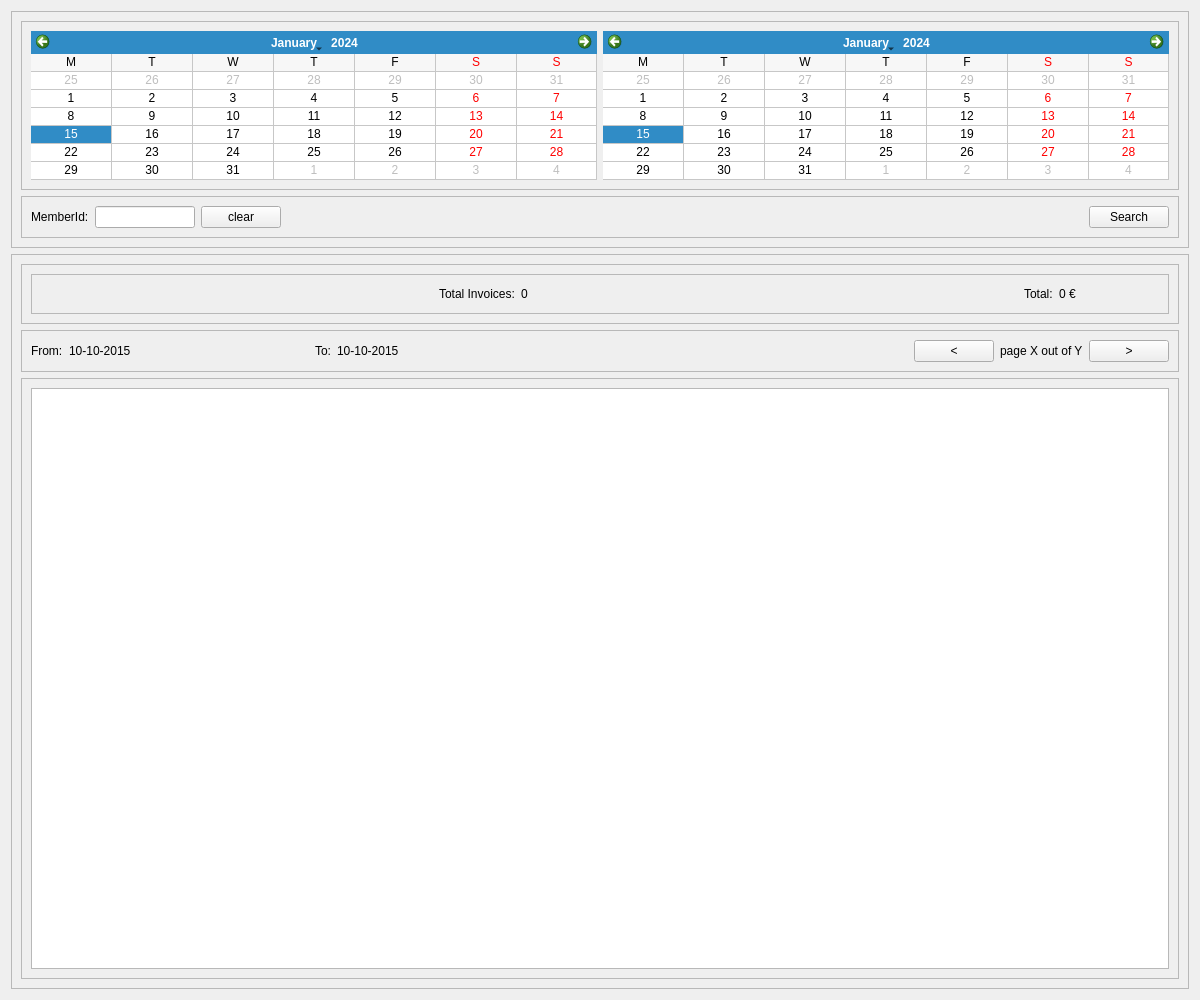
Above: penyamanager/admininvoicelistview.ui from eguzki/penyamanager before the change. Below: the same form after it.
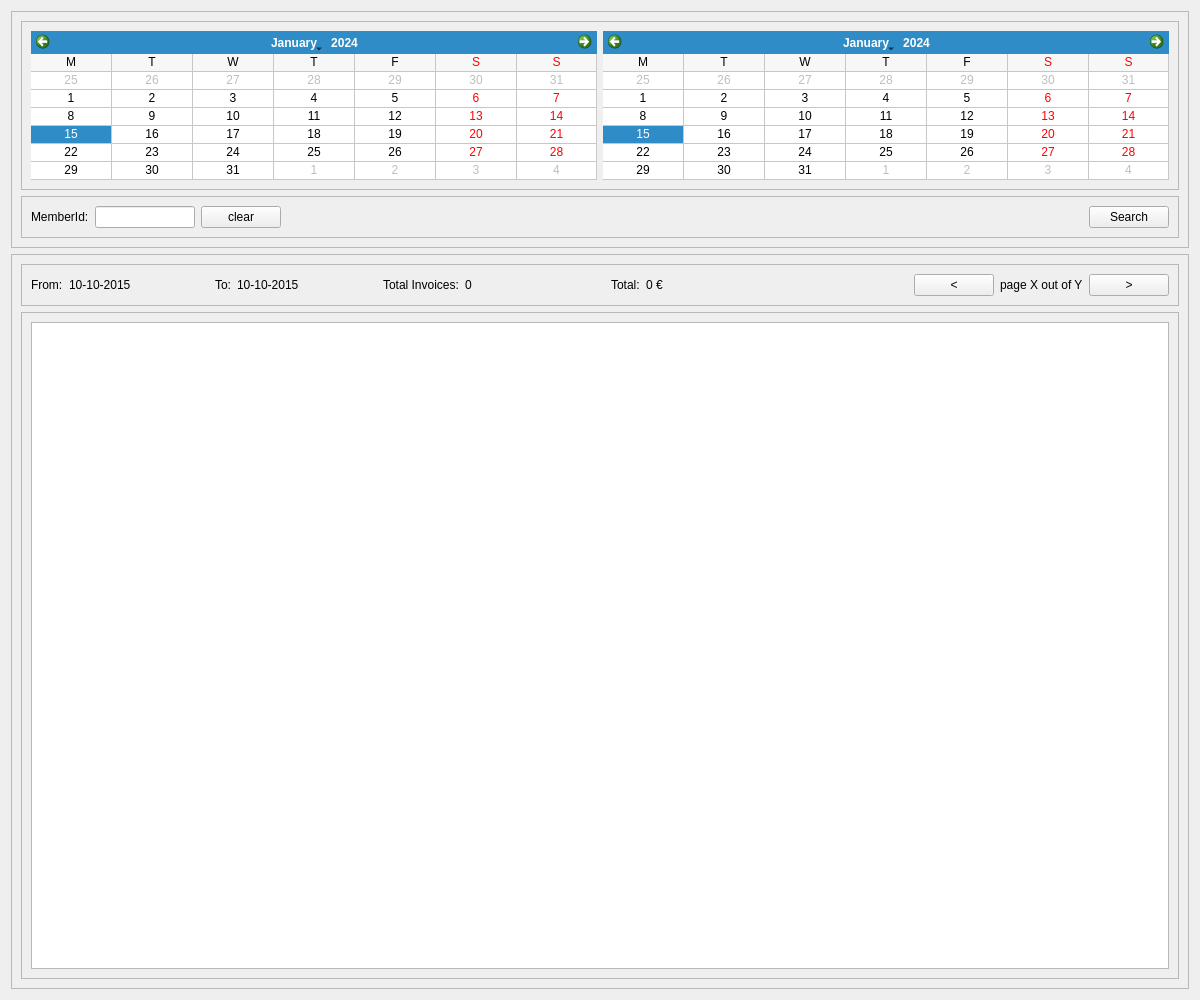
That is the form after the change.

Commit message: invoice list quey info widget

Patch:
```diff
--- a/penyamanager/admininvoicelistview.ui
+++ b/penyamanager/admininvoicelistview.ui
@@ -153,108 +153,6 @@
       <enum>QFrame::Raised</enum>
      </property>
      <layout class="QVBoxLayout" name="verticalLayout_3">
-      <item>
-       <widget class="QFrame" name="infoFrame">
-        <property name="frameShape">
-         <enum>QFrame::StyledPanel</enum>
-        </property>
-        <property name="frameShadow">
-         <enum>QFrame::Raised</enum>
-        </property>
-        <layout class="QVBoxLayout" name="verticalLayout_5">
-         <item>
-          <widget class="QFrame" name="totalInvoicesFrame">
-           <property name="frameShape">
-            <enum>QFrame::StyledPanel</enum>
-           </property>
-           <property name="frameShadow">
-            <enum>QFrame::Raised</enum>
-           </property>
-           <layout class="QHBoxLayout" name="horizontalLayout_4">
-            <item>
-             <spacer name="horizontalSpacer_3">
-              <property name="orientation">
-               <enum>Qt::Horizontal</enum>
-              </property>
-              <property name="sizeHint" stdset="0">
-               <size>
-                <width>376</width>
-                <height>20</height>
-               </size>
-              </property>
-             </spacer>
-            </item>
-            <item>
-             <widget class="QLabel" name="totalInvoicesLabel">
-              <property name="text">
-               <string>Total Invoices:</string>
-              </property>
-             </widget>
-            </item>
-            <item>
-             <widget class="QLabel" name="totalInvoicesValueLabel">
-              <property name="minimumSize">
-               <size>
-                <width>100</width>
-                <height>0</height>
-               </size>
-              </property>
-              <property name="maximumSize">
-               <size>
-                <width>100</width>
-                <height>16777215</height>
-               </size>
-              </property>
-              <property name="text">
-               <string>0</string>
-              </property>
-             </widget>
-            </item>
-            <item>
-             <spacer name="horizontalSpacer_5">
-              <property name="orientation">
-               <enum>Qt::Horizontal</enum>
-              </property>
-              <property name="sizeHint" stdset="0">
-               <size>
-                <width>40</width>
-                <height>20</height>
-               </size>
-              </property>
-             </spacer>
-            </item>
-            <item>
-             <widget class="QLabel" name="totalCountLabel">
-              <property name="text">
-               <string>Total:</string>
-              </property>
-             </widget>
-            </item>
-            <item>
-             <widget class="QLabel" name="totalCountValueLabel">
-              <property name="minimumSize">
-               <size>
-                <width>100</width>
-                <height>0</height>
-               </size>
-              </property>
-              <property name="maximumSize">
-               <size>
-                <width>100</width>
-                <height>16777215</height>
-               </size>
-              </property>
-              <property name="text">
-               <string>0 €</string>
-              </property>
-             </widget>
-            </item>
-           </layout>
-          </widget>
-         </item>
-        </layout>
-       </widget>
-      </item>
       <item>
        <widget class="QFrame" name="pagingFrame">
         <property name="frameShape">
@@ -275,7 +173,7 @@
           <widget class="QLabel" name="fromDateResultValueLabel">
            <property name="minimumSize">
             <size>
-             <width>200</width>
+             <width>100</width>
              <height>0</height>
             </size>
            </property>
@@ -317,7 +215,7 @@
           <widget class="QLabel" name="toDateResultValueLabel">
            <property name="minimumSize">
             <size>
-             <width>200</width>
+             <width>100</width>
              <height>0</height>
             </size>
            </property>
@@ -337,9 +235,93 @@
            <property name="orientation">
             <enum>Qt::Horizontal</enum>
            </property>
+           <property name="sizeType">
+            <enum>QSizePolicy::Fixed</enum>
+           </property>
            <property name="sizeHint" stdset="0">
             <size>
-             <width>846</width>
+             <width>40</width>
+             <height>20</height>
+            </size>
+           </property>
+          </spacer>
+         </item>
+         <item>
+          <widget class="QLabel" name="totalInvoicesLabel">
+           <property name="text">
+            <string>Total Invoices:</string>
+           </property>
+          </widget>
+         </item>
+         <item>
+          <widget class="QLabel" name="totalInvoicesValueLabel">
+           <property name="minimumSize">
+            <size>
+             <width>100</width>
+             <height>0</height>
+            </size>
+           </property>
+           <property name="maximumSize">
+            <size>
+             <width>100</width>
+             <height>16777215</height>
+            </size>
+           </property>
+           <property name="text">
+            <string>0</string>
+           </property>
+          </widget>
+         </item>
+         <item>
+          <spacer name="horizontalSpacer_5">
+           <property name="orientation">
+            <enum>Qt::Horizontal</enum>
+           </property>
+           <property name="sizeType">
+            <enum>QSizePolicy::Fixed</enum>
+           </property>
+           <property name="sizeHint" stdset="0">
+            <size>
+             <width>40</width>
+             <height>20</height>
+            </size>
+           </property>
+          </spacer>
+         </item>
+         <item>
+          <widget class="QLabel" name="totalCountLabel">
+           <property name="text">
+            <string>Total:</string>
+           </property>
+          </widget>
+         </item>
+         <item>
+          <widget class="QLabel" name="totalCountValueLabel">
+           <property name="minimumSize">
+            <size>
+             <width>100</width>
+             <height>0</height>
+            </size>
+           </property>
+           <property name="maximumSize">
+            <size>
+             <width>100</width>
+             <height>16777215</height>
+            </size>
+           </property>
+           <property name="text">
+            <string>0 €</string>
+           </property>
+          </widget>
+         </item>
+         <item>
+          <spacer name="horizontalSpacer_3">
+           <property name="orientation">
+            <enum>Qt::Horizontal</enum>
+           </property>
+           <property name="sizeHint" stdset="0">
+            <size>
+             <width>376</width>
              <height>20</height>
             </size>
            </property>
```
